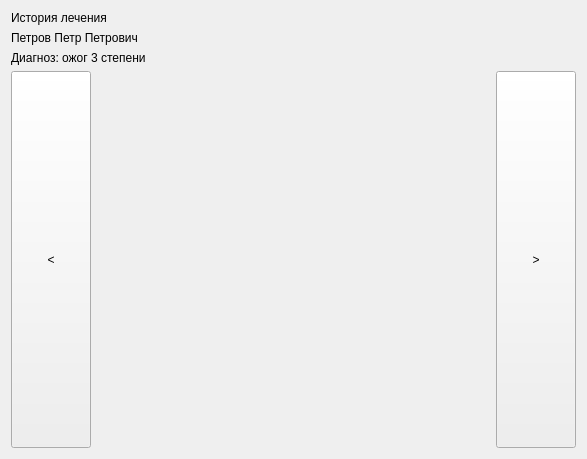
The window that view/qt_ui_source/history_patient_widget.ui (Andrew-up/vgtu_frontend) describes before a commit, drawn with Qt 5.
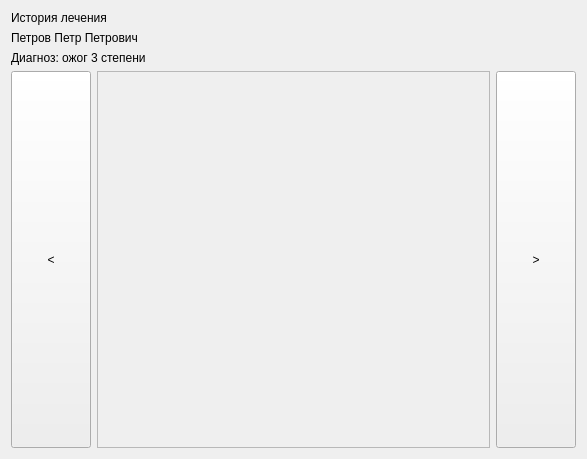
The same window after the commit.

What changed in the file:
```diff
--- a/view/qt_ui_source/history_patient_widget.ui
+++ b/view/qt_ui_source/history_patient_widget.ui
@@ -63,18 +63,20 @@
          <item>
           <layout class="QVBoxLayout" name="verticalLayout_4">
            <item>
-            <spacer name="horizontalSpacer">
-             <property name="orientation">
-              <enum>Qt::Horizontal</enum>
+            <widget class="QScrollArea" name="scrollArea">
+             <property name="widgetResizable">
+              <bool>true</bool>
              </property>
-             <property name="sizeHint" stdset="0">
-              <size>
-               <width>40</width>
-               <height>20</height>
-              </size>
-             </property>
-            </spacer>
-           </item>
+             <widget class="QWidget" name="scrollAreaWidgetContents">
+              <property name="geometry">
+               <rect>
+                <x>0</x>
+                <y>0</y>
+                <width>397</width>
+                <height>365</height>
+               </rect>
+              </property>
+              <layout class="QVBoxLayout" name="verticalLayout_5">
            <item>
             <spacer name="verticalSpacer">
              <property name="orientation">
@@ -110,6 +112,10 @@
               </size>
              </property>
             </spacer>
+               </item>
+              </layout>
+             </widget>
+            </widget>
            </item>
           </layout>
          </item>
```
Lines whose indentation alone changed are shown as unchanged.
